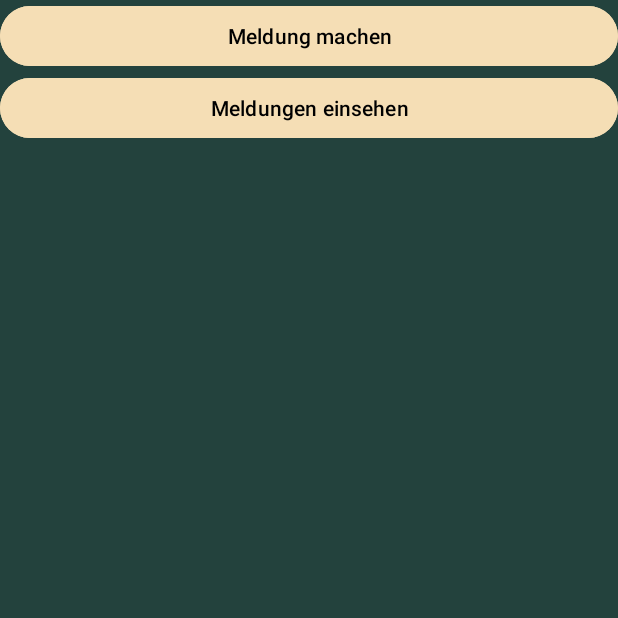
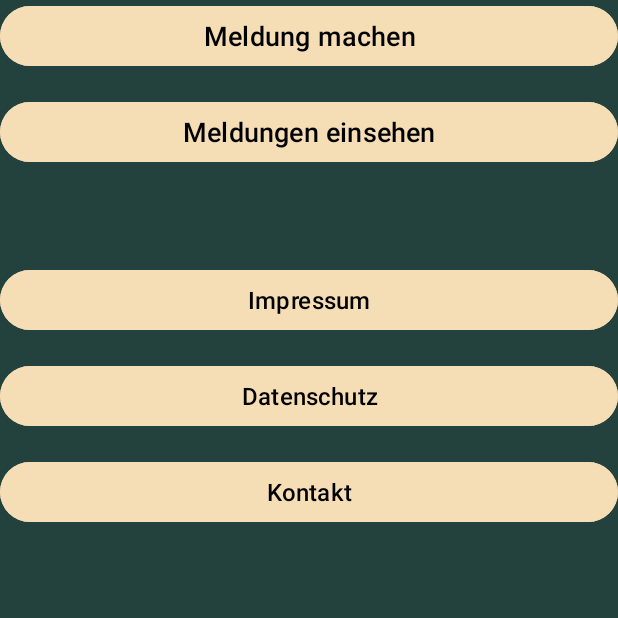
Before and after one commit to MCHDevelopment/PhileTipTip, an Android app: the screen it shows after launch (PhileMenue), on a phone screen of 412 x 824 dp, the top half of it. Run offline under Robolectric (Android 15) with nearby library versions, the phone set to English and light mode, and no system bars.

Commit message:
Weitere Layout Anpassungen

```diff
--- a/app/src/main/java/com/mch/philetiptip/PhileMenue.java
+++ b/app/src/main/java/com/mch/philetiptip/PhileMenue.java
@@ -21,7 +21,7 @@ public class PhileMenue extends AppCompatActivity {
 
         configureButtons();
 
-        ViewCompat.setOnApplyWindowInsetsListener(findViewById(R.id.main), (v, insets) -> {
+        ViewCompat.setOnApplyWindowInsetsListener(findViewById(R.id.menu_main), (v, insets) -> {
             Insets systemBars = insets.getInsets(WindowInsetsCompat.Type.systemBars());
             v.setPadding(systemBars.left, systemBars.top, systemBars.right, systemBars.bottom);
             return insets;
@@ -34,7 +34,7 @@ public class PhileMenue extends AppCompatActivity {
     }
 
     private void configureMeldungButton(){
-        Button buttonMeldung = findViewById(R.id.button_melden);
+        Button buttonMeldung = findViewById(R.id.button_meldung_machen);
         buttonMeldung.setOnClickListener(new View.OnClickListener(){
             @Override
             public void onClick(View v){
@@ -44,7 +44,7 @@ public class PhileMenue extends AppCompatActivity {
     }
 
     private void configureUebersichtButton(){
-        Button buttonProjekte = findViewById(R.id.button_projekte);
+        Button buttonProjekte = findViewById(R.id.button_meldungen_einsehen);
         buttonProjekte.setOnClickListener(new View.OnClickListener(){
             @Override
             public void onClick(View v){
--- a/app/src/main/java/com/mch/philetiptip/Uebersicht.java
+++ b/app/src/main/java/com/mch/philetiptip/Uebersicht.java
@@ -33,12 +33,12 @@ public class Uebersicht extends AppCompatActivity {
     }
 
     private void configureHauptmenueButton(){
-        Button buttonHauptmenue = findViewById(R.id.button_melden);
+        /*Button buttonHauptmenue = findViewById(R.id.button_melden);
         buttonHauptmenue.setOnClickListener(new View.OnClickListener(){
             @Override
             public void onClick(View v){
                 startActivity(new Intent(Uebersicht.this, PhileMenue.class));
             }
-        });
+        });*/
     }
 }
--- a/app/src/main/res/layout/activity_menue.xml
+++ b/app/src/main/res/layout/activity_menue.xml
@@ -2,26 +2,71 @@
 <LinearLayout xmlns:android="http://schemas.android.com/apk/res/android"
     xmlns:app="http://schemas.android.com/apk/res-auto"
     xmlns:tools="http://schemas.android.com/tools"
-    android:id="@+id/main"
+    android:id="@+id/menu_main"
     android:layout_width="match_parent"
     android:layout_height="match_parent"
+    android:orientation="vertical"
+    android:padding="16dp"
     android:background="@color/phileGreen"
-    android:orientation="vertical"
     tools:context=".PhileMenue">
 
+    <!-- "Meldung machen" Button -->
     <Button
-        android:id="@+id/button_melden"
+        android:id="@+id/button_meldung_machen"
         android:layout_width="match_parent"
         android:layout_height="wrap_content"
+        android:layout_marginBottom="16dp"
         android:backgroundTint="@color/phileBeige"
         android:text="Meldung machen"
-        android:textColor="@color/black" />
+        android:textColor="@android:color/black"
+        android:textSize="18sp" />
 
+    <!-- "Meldungen einsehen" Button -->
     <Button
-        android:id="@+id/button_projekte"
+        android:id="@+id/button_meldungen_einsehen"
         android:layout_width="match_parent"
         android:layout_height="wrap_content"
         android:backgroundTint="@color/phileBeige"
         android:text="Meldungen einsehen"
-        android:textColor="@color/black" />
+        android:textColor="@android:color/black"
+        android:textSize="18sp"
+        android:layout_marginBottom="32dp" /> <!-- Etwas größerer Freiraum hier -->
+
+    <!-- Freiraum zwischen den oberen und unteren Buttons -->
+    <Space
+        android:layout_width="match_parent"
+        android:layout_height="32dp" />
+
+    <!-- "Impressum" Button -->
+    <Button
+        android:id="@+id/button_impressum"
+        android:layout_width="match_parent"
+        android:layout_height="wrap_content"
+        android:backgroundTint="@color/phileBeige"
+        android:text="@string/impressum"
+        android:textColor="@android:color/black"
+        android:textSize="16sp"
+        android:layout_marginBottom="16dp" />
+
+    <!-- "Datenschutz" Button -->
+    <Button
+        android:id="@+id/button_datenschutz"
+        android:layout_width="match_parent"
+        android:layout_height="wrap_content"
+        android:backgroundTint="@color/phileBeige"
+        android:text="@string/datenschutz"
+        android:textColor="@android:color/black"
+        android:textSize="16sp"
+        android:layout_marginBottom="16dp" />
+
+    <!-- "Kontakt" Button -->
+    <Button
+        android:id="@+id/button_kontakt"
+        android:layout_width="match_parent"
+        android:layout_height="wrap_content"
+        android:backgroundTint="@color/phileBeige"
+        android:text="@string/kontakt"
+        android:textColor="@android:color/black"
+        android:textSize="16sp" />
+
 </LinearLayout>
--- a/app/src/main/res/values/strings.xml
+++ b/app/src/main/res/values/strings.xml
@@ -5,6 +5,9 @@
     <string name="erfasstext">Bitte erfassen Sie den Schädlingsbefall oder Unkrautbewuchs.</string>
     <string name="willkommentext">Willkommen bei PhileTipTip</string>
     <string name="logo_description">PhileTipTip Logo</string>
+    <string name="impressum">Impressum</string>
+    <string name="datenschutz">Datenschutz</string>
+    <string name="kontakt">Kontakt</string>
 
     <string-array name="options_array">
         <item>Sonstige</item>
```
Also changed, not shown: app/src/main/java/com/mch/philetiptip/NeueMeldung.java (+0 -16 lines), app/src/main/res/layout/activity_adresseingabe.xml (+0 -32 lines), app/src/main/res/layout/activity_uebersicht.xml (+0 -8 lines).
